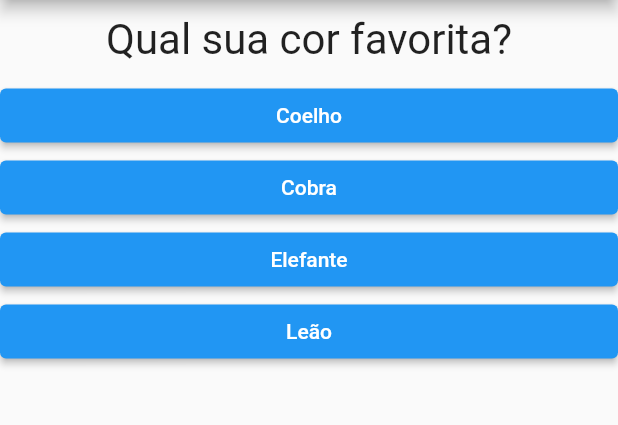
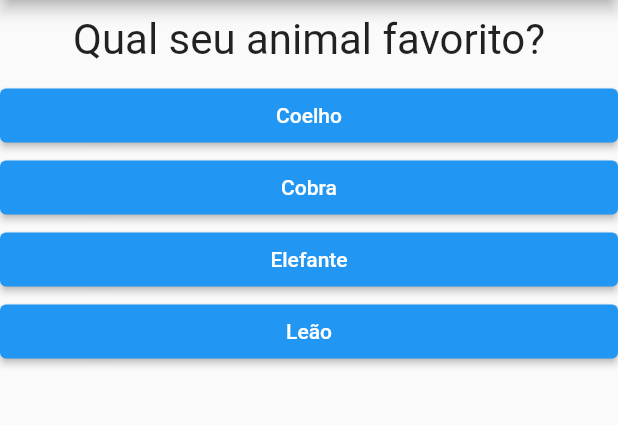
Before and after one commit to Souza83/projeto_perguntas, a Flutter app: the screen it shows after launch, after a tap on "Preto", on a phone screen of 412 x 824 dp, the part 84-509 px from its top. Run offline on Flutter 3.47's test engine with Material 2 defaults, Android fonts, the phone set to English and light mode, and no system bars.

```diff
--- a/lib/main.dart
+++ b/lib/main.dart
@@ -25,20 +25,17 @@ class _PerguntaAppState extends State<PerguntaApp> {
         'respostas': ['Preto', 'Vermelho', 'Verde', 'Branco'],
       },
       {
-        'texto': 'Qual sua cor favorita?',
+        'texto': 'Qual seu animal favorito?',
         'respostas': ['Coelho', 'Cobra', 'Elefante', 'Leão'],
       },
       {
-        'texto': 'Qual sua cor favorita?',
+        'texto': 'Qual seu instrutor favorito?',
         'respostas': ['Maria', 'João', 'Leo', 'Pedro'],
       },
     ];
 
-    List<Widget> respostas = [];
-
-    for (var textoResp in perguntas[_perguntaSelecionada].cast()['respostas']) {
-      respostas.add(Resposta(textoResp, _responder));
-    }
+    List<String> respostas =
+        perguntas[_perguntaSelecionada].cast()['respostas'];
 
     return MaterialApp(
       home: Scaffold(
@@ -49,7 +46,7 @@ class _PerguntaAppState extends State<PerguntaApp> {
         body: Column(
           children: [
             Questao(perguntas[_perguntaSelecionada]['texto'].toString()),
-            ...respostas, // ...: Esse operador Spred que adiciona lista à lista
+            ...respostas.map((t) => Resposta(t, _responder)).toList(),
           ], // children
         ),
       ),
```
